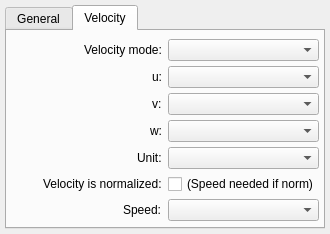
The window that glue_openspace_thesis/viewer_state_widget.ui (OpenSpace/glue-openspace) describes before a commit, drawn with Qt 5.
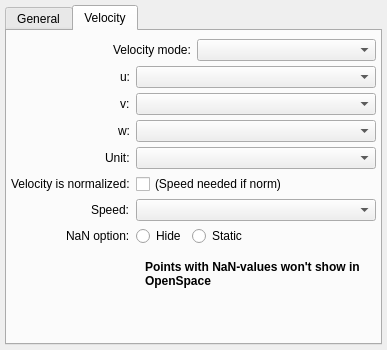
The same window after the commit. The open tabs and pages were chosen to show the change.

Commit message: Adds velocity NaN options

Patch:
```diff
--- a/glue_openspace_thesis/viewer_state_widget.ui
+++ b/glue_openspace_thesis/viewer_state_widget.ui
@@ -481,19 +481,172 @@
                         </widget>
                       </item>
                       <!--================================================================-->
+                      <item row="6" column="0" alignment="Qt::AlignRight">
+                        <widget class="QLabel" name="label_vel_nan_mode">
+                          <property name="font">
+                            <font>
+                              <weight>50</weight>
+                            </font>
+                          </property>
+                          <property name="text">
+                            <string>NaN option:</string>
+                          </property>
+                        </widget>
+                      </item>
+                      <!--================================================================-->
+                      <item row="6" column="1">
+                        <widget class="QWidget" name="radio_vel_nan">
+                          <layout class="QGridLayout" name="radio_vel_nan_grid">
+                            <property name="leftMargin">
+                              <number>0</number>
+                            </property>
+                            <property name="topMargin">
+                              <number>0</number>
+                            </property>
+                            <property name="rightMargin">
+                              <number>0</number>
+                            </property>
+                            <property name="bottomMargin">
+                              <number>0</number>
+                            </property>
+                            <property name="verticalSpacing">
+                              <number>5</number>
+                            </property>
+                            <item row="0" column="1">
+                              <widget class="QRadioButton" name="radio_vel_nan_hide">
+                                <property name="text">
+                                  <string>Hide</string>
+                                </property>
+                                <attribute name="nanVelButtonGroup">
+                                  <string notr="true">nanVelButtonGroup</string>
+                                </attribute>
+                              </widget>
+                            </item>
+                            <item row="0" column="2">
+                              <widget class="QRadioButton" name="radio_vel_nan_static">
+                                <property name="text">
+                                  <string>Static</string>
+                                </property>
+                                <attribute name="nanVelButtonGroup">
+                                  <string notr="true">nanVelButtonGroup</string>
+                                </attribute>
+                              </widget>
+                            </item>
+                            <item row="0" column="3">
+                              <spacer name="horizontalSpacer">
+                                <property name="orientation">
+                                  <enum>Qt::Horizontal</enum>
+                                </property>
+                                <property name="sizeHint" stdset="0">
+                                  <size>
+                                    <width>40</width>
+                                    <height>20</height>
+                                  </size>
+                                </property>
+                              </spacer>
+                            </item>
+                          </layout>
+                        </widget>
+                      </item>
+                      <!--================================================================-->
+                      <item row="7" column="1" colspan="1" name="vel_nan_value_info">
+                        <widget class="QStackedWidget" name="vel_nan_value_stacked_widget">
+                          <property name="currentIndex">
+                            <number>0</number>
+                          </property>
+                          <widget class="QWidget" name="vel_nan_hide_info">
+                            <layout class="QGridLayout" name="vel_nan_hide_info_grid">
+                              <item row="0" column="0">
+                                <widget class="QLabel" name="label_vel_nan_hide_info" alignment="Qt::AlignLeft">
+                                  <property name="wordWrap">
+                                    <bool>true</bool>
+                                  </property>
+                                  <property name="font">
+                                    <font>
+                                      <weight>100</weight>
+                                    </font>
+                                  </property>
+                                  <property name="text">
+                                    <string>Points with NaN-values won't show in OpenSpace</string>
+                                  </property>
+                                  <property name="sizePolicy">
+                                    <sizepolicy hsizetype="Preferred" vsizetype="Minimum">
+                                      <horstretch>0</horstretch>
+                                      <verstretch>0</verstretch>
+                                    </sizepolicy>
+                                  </property>
+                                </widget>
+                              </item>
+                            </layout>
+                          </widget>
+                          <widget class="QWidget" name="vel_nan_static_info">
+                            <layout class="QGridLayout" name="vel_nan_static_info_grid">
+                              <item row="0" column="0">
+                                <widget class="QLabel" name="label_vel_static_nan_info" alignment="Qt::AlignLeft">
+                                  <property name="wordWrap">
+                                    <bool>true</bool>
+                                  </property>
+                                  <property name="font">
+                                    <font>
+                                      <weight>100</weight>
+                                    </font>
+                                  </property>
+                                  <property name="text">
+                                    <string>Points with NaN-values will be static in OpenSpace</string>
+                                  </property>
+                                  <property name="sizePolicy">
+                                    <sizepolicy hsizetype="Preferred" vsizetype="Minimum">
+                                      <horstretch>0</horstretch>
+                                      <verstretch>0</verstretch>
+                                    </sizepolicy>
+                                  </property>
+                                </widget>
+                              </item>
+                            </layout>
+                          </widget>
+                        </widget>
+                      </item>
                     </layout>
                   </widget>
                   <!--================================================================-->
                 </widget>
               </item>
               <!--================================================================-->
-
+              <item row="2" column="0">
+                <spacer name="verticalSpacer">
+                  <property name="orientation">
+                    <enum>Qt::Vertical</enum>
+                  </property>
+                  <property name="sizeType">
+                    <enum>QSizePolicy::Expanding</enum>
+                  </property>
+                  <property name="sizeHint" stdset="0">
+                    <size>
+                      <width>20</width>
+                      <height>40</height>
+                    </size>
+                  </property>
+                </spacer>
+              </item>
+              <!--================================================================-->
             </layout>
           </widget>
         </widget>
       </item>
     </layout>
   </widget>
+  <customwidgets>
+    <customwidget>
+      <class>QColorBox</class>
+      <extends>QLabel</extends>
+      <header>glue.utils.qt.colors</header>
+    </customwidget>
+    <customwidget>
+      <class>QColormapCombo</class>
+      <extends>QComboBox</extends>
+      <header>glue.utils.qt.colors</header>
+    </customwidget>
+  </customwidgets>
   <resources/>
   <connections/>
 </ui>
```
Left out of the diff: 80 changed lines with no effect on the pictures. The commit also changes 6 other files.
